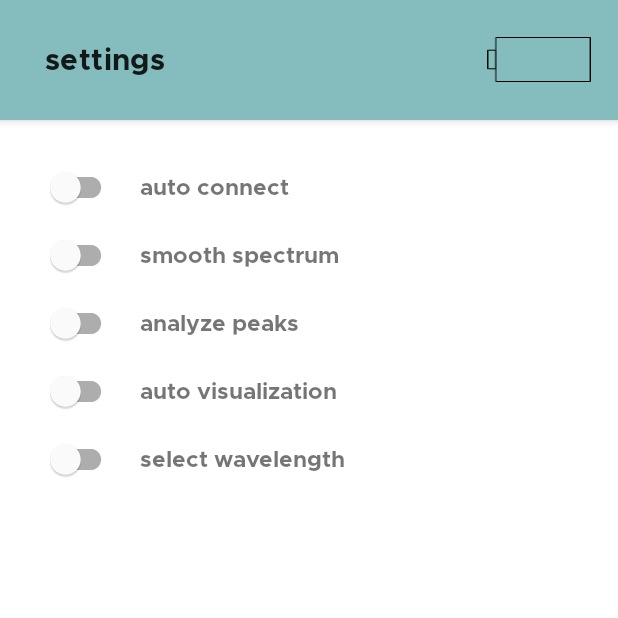
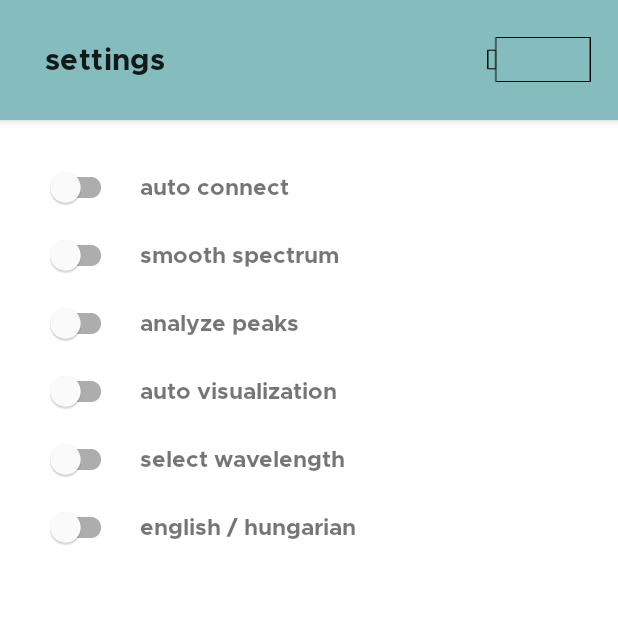
Before and after one commit to lhosszu/spectrophotometry, an Android app: the screen it shows after launch (SettingsActivity), after a tap on "settings", on a phone screen of 412 x 824 dp, the top half of it. Run offline under Robolectric (Android 15) with nearby library versions, the phone set to English and light mode, and no system bars; our stand-ins replace EventBus; libraries missing offline, so code that uses them is left out: io.realm; 2 statements that could not run were skipped.

Commit message:
Implement Hungarian language support

```diff
--- a/app/src/main/java/com/uni/spectro/preferences/GlobalSettings.kt
+++ b/app/src/main/java/com/uni/spectro/preferences/GlobalSettings.kt
@@ -9,7 +9,8 @@ enum class GlobalSettings(private val value: Boolean, private val identifier: St
     SMOOTH_SPECTRUM(false, "switch_smooth"),
     ANALYZE_PEAKS(false, "switch_analyze"),
     OPEN_AFTER_ACQUISITION(false, "switch_open_after"),
-    SELECTED_WAVELENGTH(false, "switch_selected_wavelength");
+    SELECTED_WAVELENGTH(false, "switch_selected_wavelength"),
+    LANGUAGE(false, "switch_language");
 
     fun value(): Boolean {
         return value
--- /dev/null
+++ b/app/src/main/java/com/uni/spectro/root/BaseActivity.kt
@@ -0,0 +1,17 @@
+package com.uni.spectro.root
+
+import android.content.Context
+import android.content.ContextWrapper
+import androidx.appcompat.app.AppCompatActivity
+import com.uni.spectro.preferences.GlobalSettings
+import com.uni.spectro.preferences.PreferenceManager
+import com.uni.spectro.util.ContextUtil
+import java.util.*
+
+open class BaseActivity : AppCompatActivity() {
+    override fun attachBaseContext(context: Context) {
+        val language: String = if (PreferenceManager.instance.getPreference(GlobalSettings.LANGUAGE)) "hu" else "en"
+        val localeUpdatedContext: ContextWrapper = ContextUtil.changeLocale(context, Locale(language))
+        super.attachBaseContext(localeUpdatedContext)
+    }
+}
--- a/app/src/main/java/com/uni/spectro/ui/acquisition/AcquisitionActivity.kt
+++ b/app/src/main/java/com/uni/spectro/ui/acquisition/AcquisitionActivity.kt
@@ -3,18 +3,18 @@ package com.uni.spectro.ui.acquisition
 import android.os.Bundle
 import android.view.View
 import android.widget.ImageView
-import androidx.appcompat.app.AppCompatActivity
 import com.google.android.material.textfield.TextInputLayout
 import com.uni.spectro.R
 import com.uni.spectro.bluetooth.BLEService
 import com.uni.spectro.bus.MessageEvent
+import com.uni.spectro.root.BaseActivity
 import org.apache.commons.lang3.StringUtils
 import org.greenrobot.eventbus.EventBus
 import org.greenrobot.eventbus.Subscribe
 import org.greenrobot.eventbus.ThreadMode
 import java.lang.ref.WeakReference
 
-class AcquisitionActivity : AppCompatActivity(), AcquisitionView {
+class AcquisitionActivity : BaseActivity(), AcquisitionView {
 
     private lateinit var experimentNameField: TextInputLayout
     private lateinit var concentrationField: TextInputLayout
--- a/app/src/main/java/com/uni/spectro/ui/bluetooth/BluetoothActivity.kt
+++ b/app/src/main/java/com/uni/spectro/ui/bluetooth/BluetoothActivity.kt
@@ -10,7 +10,6 @@ import android.view.View
 import android.widget.ImageView
 import android.widget.ProgressBar
 import android.widget.Toast
-import androidx.appcompat.app.AppCompatActivity
 import androidx.core.app.ActivityCompat
 import androidx.core.content.ContextCompat
 import androidx.recyclerview.widget.LinearLayoutManager
@@ -18,6 +17,7 @@ import androidx.recyclerview.widget.RecyclerView
 import com.uni.spectro.R
 import com.uni.spectro.bluetooth.BLEService
 import com.uni.spectro.bus.MessageEvent
+import com.uni.spectro.root.BaseActivity
 import com.uni.spectro.ui.adapters.BluetoothDeviceListAdapter
 import org.greenrobot.eventbus.EventBus
 import org.greenrobot.eventbus.Subscribe
@@ -25,7 +25,7 @@ import org.greenrobot.eventbus.ThreadMode
 import java.lang.ref.WeakReference
 import java.util.*
 
-class BluetoothActivity : AppCompatActivity(), BluetoothDeviceListAdapter.ItemClickListener, BluetoothView {
+class BluetoothActivity : BaseActivity(), BluetoothDeviceListAdapter.ItemClickListener, BluetoothView {
 
     private val enableBluetoothRequest: Int = 2
     private val enableLocationRequest: Int = 3
--- a/app/src/main/java/com/uni/spectro/ui/experiments/ExperimentsActivity.kt
+++ b/app/src/main/java/com/uni/spectro/ui/experiments/ExperimentsActivity.kt
@@ -4,25 +4,25 @@ import android.content.Intent
 import android.os.Bundle
 import android.view.View
 import android.widget.ImageView
-import androidx.appcompat.app.AppCompatActivity
 import androidx.recyclerview.widget.LinearLayoutManager
 import androidx.recyclerview.widget.RecyclerView
 import com.google.android.material.appbar.MaterialToolbar
 import com.uni.spectro.R
 import com.uni.spectro.bluetooth.BLEService
 import com.uni.spectro.bus.MessageEvent
-import com.uni.spectro.wrapper.JsonConverter
 import com.uni.spectro.persistence.model.ExperimentType
 import com.uni.spectro.persistence.model.RealmExperiment
+import com.uni.spectro.root.BaseActivity
 import com.uni.spectro.ui.adapters.RealmExperimentListAdapter
 import com.uni.spectro.ui.experiments.report.ReportActivity
 import com.uni.spectro.ui.plot.CalibrationActivity
 import com.uni.spectro.ui.plot.PlotActivity
+import com.uni.spectro.wrapper.JsonConverter
 import org.greenrobot.eventbus.EventBus
 import org.greenrobot.eventbus.Subscribe
 import org.greenrobot.eventbus.ThreadMode
 
-class ExperimentsActivity : AppCompatActivity(), RealmExperimentListAdapter.ItemClickListener, RealmExperimentListAdapter.ItemLongClickListener, ExperimentsView {
+class ExperimentsActivity : BaseActivity(), RealmExperimentListAdapter.ItemClickListener, RealmExperimentListAdapter.ItemLongClickListener, ExperimentsView {
 
     private lateinit var listAdapter: RealmExperimentListAdapter
     private lateinit var batteryLevel: ImageView
--- a/app/src/main/java/com/uni/spectro/ui/experiments/report/ReportActivity.kt
+++ b/app/src/main/java/com/uni/spectro/ui/experiments/report/ReportActivity.kt
@@ -2,12 +2,12 @@ package com.uni.spectro.ui.experiments.report
 
 import android.os.Bundle
 import android.widget.TextView
-import androidx.appcompat.app.AppCompatActivity
 import com.uni.spectro.R
+import com.uni.spectro.root.BaseActivity
 import com.uni.spectro.wrapper.JsonConverter
 import com.uni.spectro.wrapper.ReportWrapper
 
-class ReportActivity : AppCompatActivity() {
+class ReportActivity : BaseActivity() {
 
     override fun onCreate(savedInstanceState: Bundle?) {
         super.onCreate(savedInstanceState)
--- a/app/src/main/java/com/uni/spectro/ui/main/MainActivity.kt
+++ b/app/src/main/java/com/uni/spectro/ui/main/MainActivity.kt
@@ -6,10 +6,10 @@ import android.view.View
 import android.widget.ImageButton
 import android.widget.ImageView
 import android.widget.Toast
-import androidx.appcompat.app.AppCompatActivity
 import com.uni.spectro.R
 import com.uni.spectro.bluetooth.Connect
 import com.uni.spectro.bus.MessageEvent
+import com.uni.spectro.root.BaseActivity
 import com.uni.spectro.ui.acquisition.AcquisitionActivity
 import com.uni.spectro.ui.bluetooth.BluetoothActivity
 import com.uni.spectro.ui.experiments.ExperimentsActivity
@@ -19,7 +19,7 @@ import org.greenrobot.eventbus.Subscribe
 import org.greenrobot.eventbus.ThreadMode
 import java.lang.ref.WeakReference
 
-class MainActivity : AppCompatActivity(), MainView {
+class MainActivity : BaseActivity(), MainView {
 
     private lateinit var batteryLevel: ImageView
     private lateinit var presenter: MainPresenter
--- a/app/src/main/java/com/uni/spectro/ui/plot/CalibrationActivity.kt
+++ b/app/src/main/java/com/uni/spectro/ui/plot/CalibrationActivity.kt
@@ -3,18 +3,18 @@ package com.uni.spectro.ui.plot
 import android.os.Bundle
 import android.widget.ImageView
 import android.widget.TextView
-import androidx.appcompat.app.AppCompatActivity
 import com.uni.spectro.R
 import com.uni.spectro.bluetooth.BLEService
 import com.uni.spectro.bus.MessageEvent
 import com.uni.spectro.persistence.util.DateFormatter.Companion.format
+import com.uni.spectro.root.BaseActivity
 import com.uni.spectro.wrapper.ExperimentWrapper
 import com.uni.spectro.wrapper.JsonConverter
 import org.greenrobot.eventbus.EventBus
 import org.greenrobot.eventbus.Subscribe
 import org.greenrobot.eventbus.ThreadMode
 
-class CalibrationActivity : AppCompatActivity(), CalibrationView {
+class CalibrationActivity : BaseActivity(), CalibrationView {
 
     private lateinit var batteryLevel: ImageView
     private lateinit var experimentName: TextView
--- a/app/src/main/java/com/uni/spectro/ui/settings/SettingsActivity.kt
+++ b/app/src/main/java/com/uni/spectro/ui/settings/SettingsActivity.kt
@@ -2,18 +2,18 @@ package com.uni.spectro.ui.settings
 
 import android.os.Bundle
 import android.widget.ImageView
-import androidx.appcompat.app.AppCompatActivity
 import com.google.android.material.switchmaterial.SwitchMaterial
 import com.uni.spectro.R
 import com.uni.spectro.bluetooth.BLEService
 import com.uni.spectro.bus.MessageEvent
 import com.uni.spectro.preferences.GlobalSettings
+import com.uni.spectro.root.BaseActivity
 import org.greenrobot.eventbus.EventBus
 import org.greenrobot.eventbus.Subscribe
 import org.greenrobot.eventbus.ThreadMode
 import java.util.function.Function
 
-class SettingsActivity : AppCompatActivity(), SettingsView {
+class SettingsActivity : BaseActivity(), SettingsView {
 
     private lateinit var batteryLevel: ImageView
     private lateinit var presenter: SettingsPresenter
--- /dev/null
+++ b/app/src/main/java/com/uni/spectro/util/ContextUtil.kt
@@ -0,0 +1,26 @@
+package com.uni.spectro.util
+
+import android.content.Context
+import android.content.ContextWrapper
+import android.content.res.Configuration
+import android.content.res.Resources
+import android.os.LocaleList
+import java.util.*
+
+class ContextUtil(base: Context) : ContextWrapper(base) {
+
+    companion object {
+        fun changeLocale(inputContext: Context, newLocale: Locale): ContextWrapper {
+            var context: Context = inputContext
+            val resources: Resources = context.resources
+            val configuration: Configuration = resources.configuration
+
+            val localeList = LocaleList(newLocale)
+            LocaleList.setDefault(localeList)
+            configuration.setLocales(localeList)
+
+            context = context.createConfigurationContext(configuration)
+            return ContextUtil(context)
+        }
+    }
+}
--- a/app/src/main/res/layout/activity_acquisition.xml
+++ b/app/src/main/res/layout/activity_acquisition.xml
@@ -16,7 +16,7 @@
             android:layout_height="match_parent"
             app:contentInsetLeft="@dimen/margin_30dp"
             app:contentInsetStart="@dimen/margin_30dp"
-            app:title="acquisition">
+            app:title="@string/title_acquisition_page">
 
             <ImageView
                 android:id="@+id/image_battery_level_acquisition"
--- a/app/src/main/res/layout/activity_experiments.xml
+++ b/app/src/main/res/layout/activity_experiments.xml
@@ -18,7 +18,7 @@
             android:layout_height="match_parent"
             app:contentInsetLeft="@dimen/margin_30dp"
             app:contentInsetStart="@dimen/margin_30dp"
-            app:title="experiments">
+            app:title="@string/title_experiments_page">
 
             <ImageView
                 android:id="@+id/image_battery_level_experiments"
--- a/app/src/main/res/layout/activity_settings.xml
+++ b/app/src/main/res/layout/activity_settings.xml
@@ -16,7 +16,7 @@
             android:layout_height="match_parent"
             app:contentInsetLeft="@dimen/margin_30dp"
             app:contentInsetStart="@dimen/margin_30dp"
-            app:title="settings">
+            app:title="@string/title_settings_page">
 
             <ImageView
                 android:id="@+id/image_battery_level_settings"
@@ -159,4 +159,30 @@
 
     </androidx.constraintlayout.widget.ConstraintLayout>
 
+    <androidx.constraintlayout.widget.ConstraintLayout
+        android:id="@+id/layout_language"
+        android:layout_width="match_parent"
+        android:layout_height="@dimen/margin_30dp"
+        android:layout_marginStart="@dimen/margin_30dp"
+        android:layout_marginTop="@dimen/margin_15dp"
+        android:layout_marginEnd="@dimen/margin_30dp"
+        app:layout_constraintTop_toBottomOf="@id/layout_selected_wavelength">
+
+        <com.google.android.material.switchmaterial.SwitchMaterial
+            android:id="@+id/switch_language"
+            android:layout_width="wrap_content"
+            android:layout_height="match_parent"
+            app:layout_constraintStart_toStartOf="parent" />
+
+        <TextView
+            android:layout_width="wrap_content"
+            android:layout_height="match_parent"
+            android:layout_marginStart="@dimen/margin_15dp"
+            android:gravity="center_vertical"
+            android:text="@string/switch_language"
+            android:textSize="@dimen/text_size_15sp"
+            app:layout_constraintStart_toEndOf="@id/switch_language" />
+
+    </androidx.constraintlayout.widget.ConstraintLayout>
+
 </androidx.constraintlayout.widget.ConstraintLayout>
```
Also changed, not shown: app/src/main/java/com/uni/spectro/ui/plot/PlotActivity.kt (+7 -5 lines), app/src/main/res/values/strings.xml (+7 -3 lines), 1 other file.
